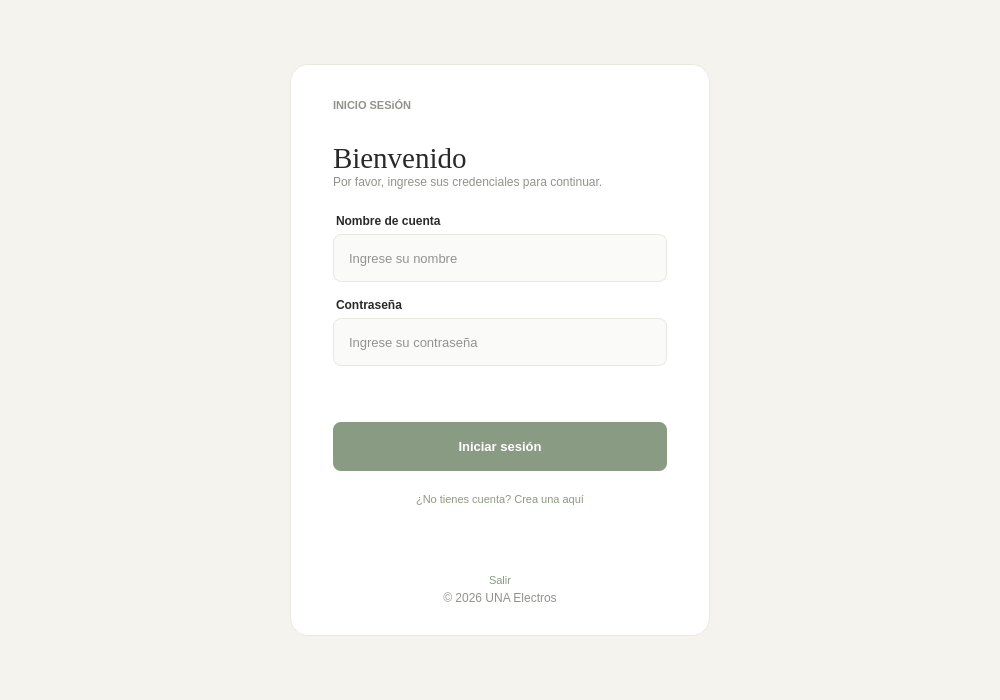
AntonyEduardoAguirre/proyectoprogramacion2, file proyecto progra/inicio.ui: the form before one commit.
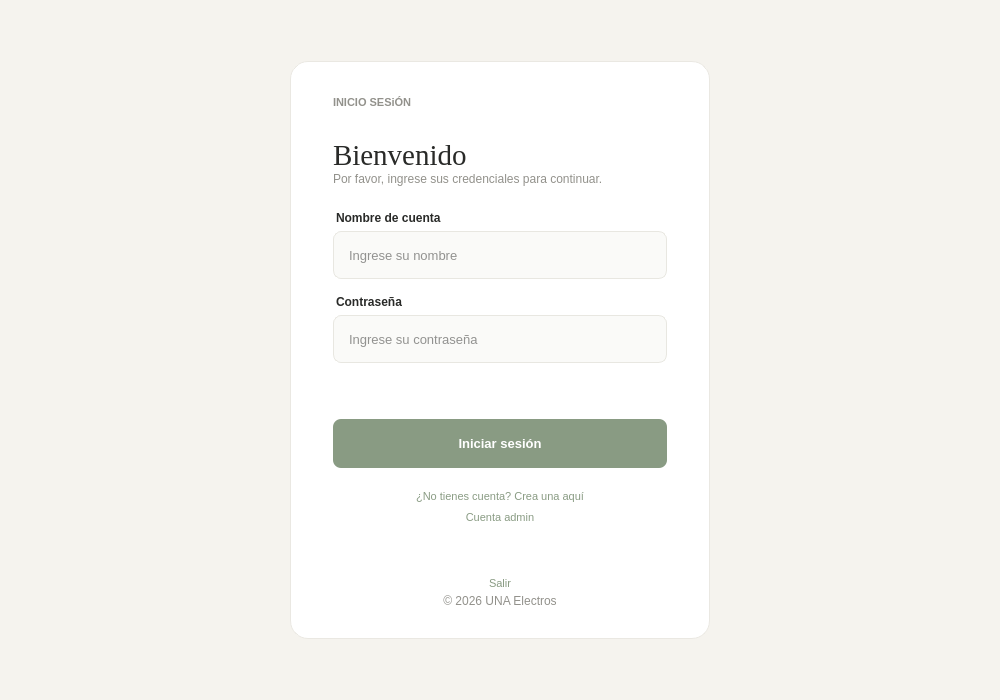
The form after the commit.

Commit message:
Ventana de Admin
Agregue una nueva opcion la cual es una ventana de administracion para agregar y editar productos ademas de poder modificar las cuentas de usuarios creadas

What changed in the file:
```diff
--- a/proyecto progra/inicio.ui
+++ b/proyecto progra/inicio.ui
@@ -93,7 +93,7 @@
 }
 QPushButton#btnIniciarSesion:hover { background-color: #788B72; }
 QPushButton#btnIniciarSesion:pressed { background-color: #6D8067; }
-QPushButton#btnRegistrarse, QPushButton#btnRecuperar, QPushButton#btnSalir {
+QPushButton#btnRegistrarse, QPushButton#btnCuentaAdmin, QPushButton#btnRecuperar, QPushButton#btnSalir {
 	background: transparent;
 	border: none;
 	color: #899B83;
@@ -376,6 +376,16 @@
            </property>
           </widget>
          </item>
+         <item>
+          <widget class="QPushButton" name="btnCuentaAdmin">
+           <property name="text">
+            <string>Cuenta admin</string>
+           </property>
+           <property name="flat">
+            <bool>true</bool>
+           </property>
+          </widget>
+         </item>
          <item>
           <widget class="QLabel" name="lblError">
            <property name="text">
```
Left out of the diff: 2 changed lines with no effect on the pictures. The commit also changes 6 other files.
